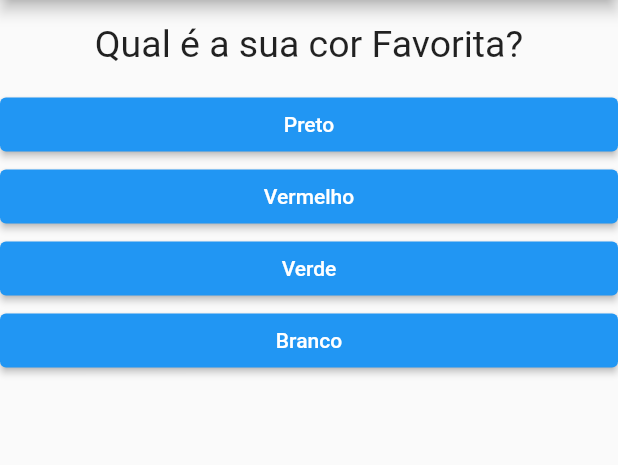
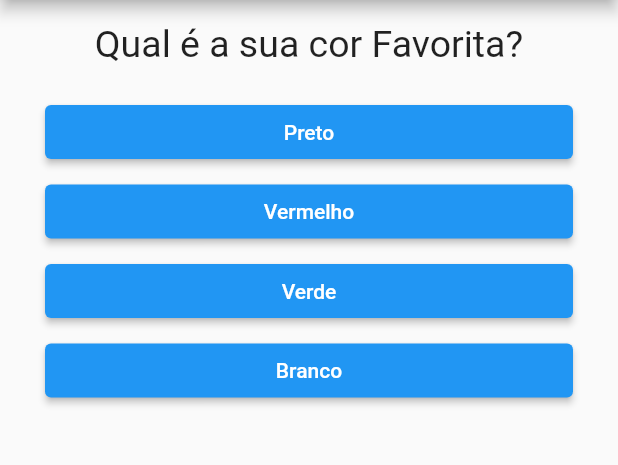
Before and after one commit to jeffersondias-dev/curso_dart_flutter, a Flutter app: the screen it shows after launch, on a phone screen of 412 x 824 dp, the part 84-549 px from its top. Run offline on Flutter 3.47's test engine with Material 2 defaults, Android fonts, the phone set to English and light mode, and no system bars.

Commit message:
add margin na class respostas

```diff
--- a/projeto_perguntas/lib/questao.dart
+++ b/projeto_perguntas/lib/questao.dart
@@ -9,11 +9,11 @@ class Questao extends StatelessWidget {
   @override
   Widget build(BuildContext context) {
     return Container(
-      margin: EdgeInsets.all(15),
+      margin: const EdgeInsets.all(15),
       width: double.infinity,
       child: Text(
         texto,
-        style: TextStyle(fontSize: 25),
+        style: const TextStyle(fontSize: 25),
         textAlign: TextAlign.center,
       ),
     );
--- a/projeto_perguntas/lib/respostas.dart
+++ b/projeto_perguntas/lib/respostas.dart
@@ -14,6 +14,7 @@ class Resposta extends StatelessWidget {
   Widget build(BuildContext context) {
     return Container(
       width: double.infinity,
+      margin: const EdgeInsets.fromLTRB(30.0, 5.0, 30.0, 0.0),
       child: ElevatedButton(
         onPressed: quandoSelecionado,
         child: Text(texto),
```
